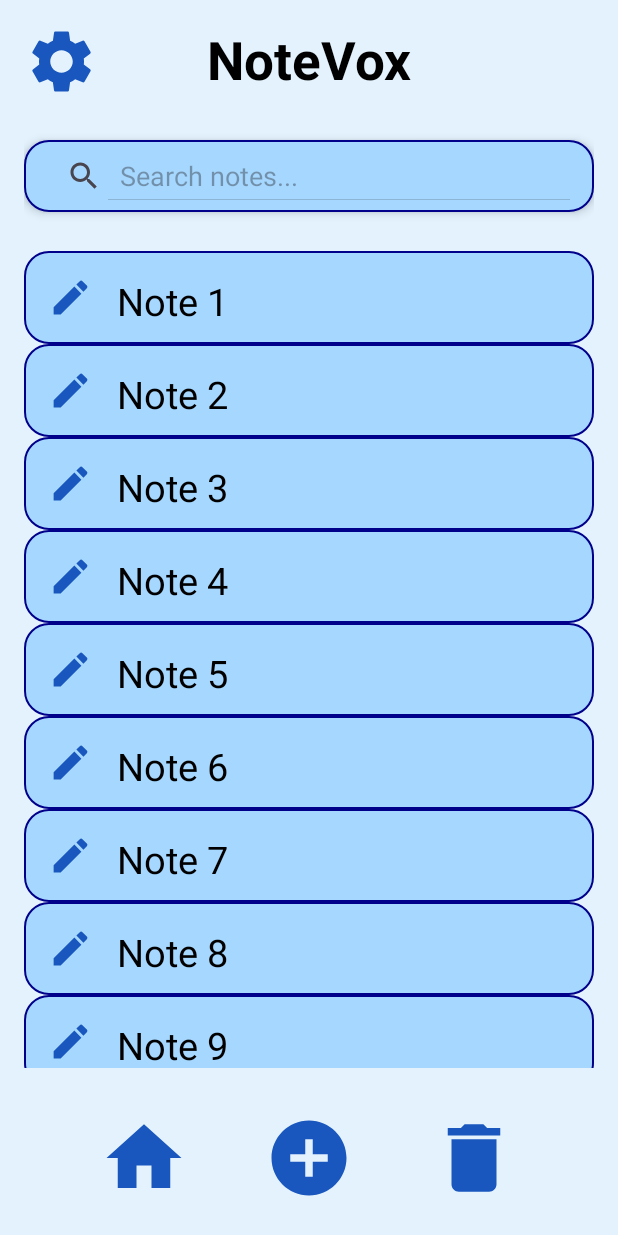
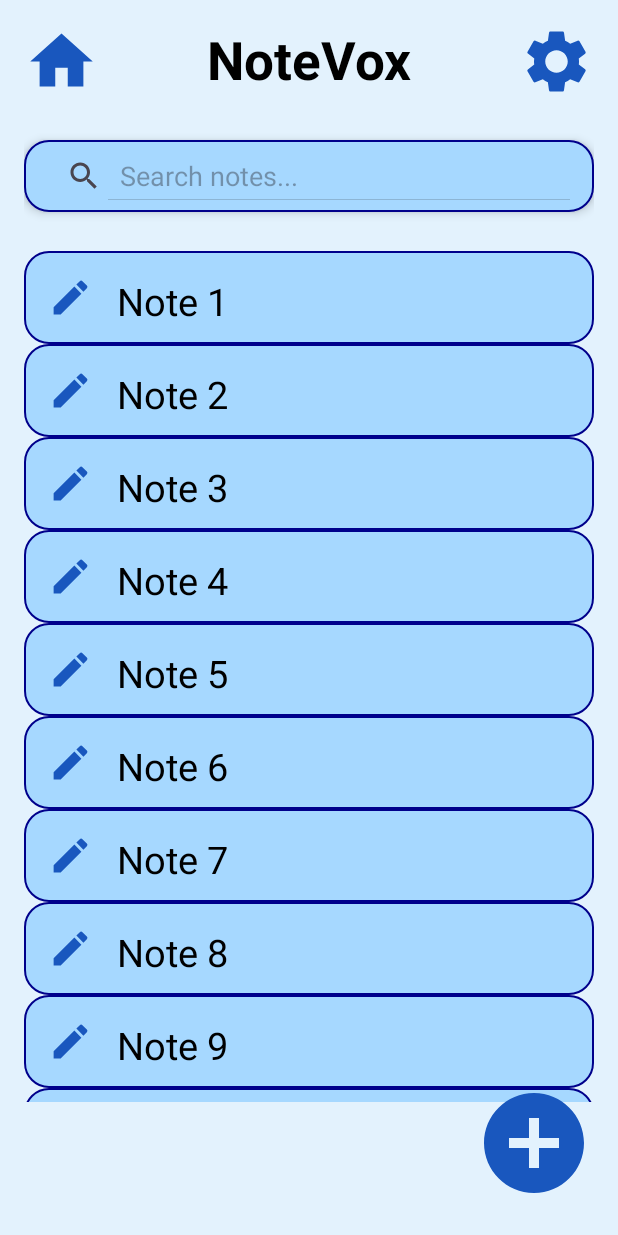
Before and after one commit to Ilyashabou/NoteVox, an Android app: the screen it shows after launch (HomeActivity), on a phone screen of 412 x 824 dp. Run offline under Robolectric (Android 15) with nearby library versions, the phone set to English and light mode, and no system bars; our stand-ins replace Firebase (no records; nobody signed in at launch, a user with empty details on screens opened directly).

Commit message:
last commit

```diff
--- a/app/src/main/java/com/example/notevox/HomeActivity.java
+++ b/app/src/main/java/com/example/notevox/HomeActivity.java
@@ -6,6 +6,9 @@ import android.view.*;
 import androidx.appcompat.app.AppCompatActivity;
 import androidx.recyclerview.widget.LinearLayoutManager;
 import androidx.recyclerview.widget.RecyclerView;
+
+import com.google.firebase.database.DatabaseReference;
+import com.google.firebase.database.FirebaseDatabase;
 
 import java.util.Arrays;
 import java.util.List;
@@ -29,6 +32,13 @@ public class HomeActivity extends AppCompatActivity {
         NoteAdapter adapter = new NoteAdapter(notes);
         recyclerView.setAdapter(adapter);
 
+
+
+
+        FirebaseDatabase database = FirebaseDatabase.getInstance();
+        DatabaseReference myRef = database.getReference("message");
+
+        myRef.setValue("Hello, World!");
     }
 
     public void AddNotes(View view) {
--- a/app/src/main/res/layout/activity_home.xml
+++ b/app/src/main/res/layout/activity_home.xml
@@ -13,8 +13,17 @@
         android:layout_width="50dp"
         android:layout_height="50dp"
         android:src="@drawable/ic_settings"
+        app:layout_constraintEnd_toEndOf="parent"
+        app:layout_constraintTop_toTopOf="parent" />
+
+    <ImageView
+        android:id="@+id/home_button"
+        android:layout_width="50dp"
+        android:layout_height="50dp"
+        android:layout_marginBottom="6dp"
+        android:src="@drawable/ic_home"
         app:layout_constraintStart_toStartOf="parent"
-        app:layout_constraintTop_toTopOf="parent" />
+        tools:ignore="MissingConstraints" />
 
     <!-- Title -->
     <TextView
@@ -53,35 +62,30 @@
         android:layout_width="0dp"
         android:layout_height="0dp"
         android:layout_marginTop="20dp"
-        android:layout_marginBottom="30dp"
         android:orientation="vertical"
-        app:layout_constraintBottom_toTopOf="@+id/add_note_button"
-        app:layout_constraintTop_toBottomOf="@id/search_view"
+        app:layout_constraintBottom_toBottomOf="parent"
         app:layout_constraintEnd_toEndOf="parent"
         app:layout_constraintStart_toStartOf="parent"
-        >
+        app:layout_constraintTop_toBottomOf="@id/search_view">
 
         <androidx.recyclerview.widget.RecyclerView
             android:id="@+id/recycler_view"
             android:layout_width="match_parent"
-            android:layout_height="match_parent"
+            android:layout_height="567dp"
+            android:layout_marginTop="6dp"
             app:layout_constraintBottom_toBottomOf="parent"
             app:layout_constraintEnd_toEndOf="parent"
             app:layout_constraintStart_toStartOf="parent"
             app:layout_constraintTop_toTopOf="parent"
-            android:layout_marginTop="6dp"
-            tools:listitem="@layout/item_note"
-            />
+            tools:listitem="@layout/item_note" />
 
     </LinearLayout>
-
 
     <!-- Add Note Button -->
     <ImageView
         android:id="@+id/add_note_button"
-        android:layout_width="60dp"
-        android:layout_height="60dp"
-        app:layout_constraintStart_toStartOf="parent"
+        android:layout_width="80dp"
+        android:layout_height="80dp"
         app:layout_constraintEnd_toEndOf="parent"
         app:layout_constraintBottom_toBottomOf="parent"
         android:src="@drawable/ic_add"
@@ -91,26 +95,5 @@
         android:clickable="true"
         android:focusable="true" />
 
-    <ImageView
-        android:id="@+id/delete_note_button"
-        android:layout_width="60dp"
-        android:layout_height="60dp"
-        android:layout_marginBottom="6dp"
-        android:src="@drawable/ic_home"
-        app:layout_constraintBottom_toBottomOf="parent"
-        app:layout_constraintEnd_toStartOf="@+id/add_note_button"
-        app:layout_constraintRight_toLeftOf="@id/add_note_button"
-        app:layout_constraintStart_toStartOf="parent" />
-
-    <ImageView
-        android:id="@+id/edit_note_button"
-        android:layout_width="60dp"
-        android:layout_height="60dp"
-        android:layout_marginBottom="6dp"
-        android:src="@drawable/ic_delete"
-        app:layout_constraintBottom_toBottomOf="parent"
-        app:layout_constraintEnd_toEndOf="parent"
-        app:layout_constraintLeft_toRightOf="@id/add_note_button"
-        app:layout_constraintStart_toEndOf="@+id/add_note_button" />
 
 </androidx.constraintlayout.widget.ConstraintLayout>
```
